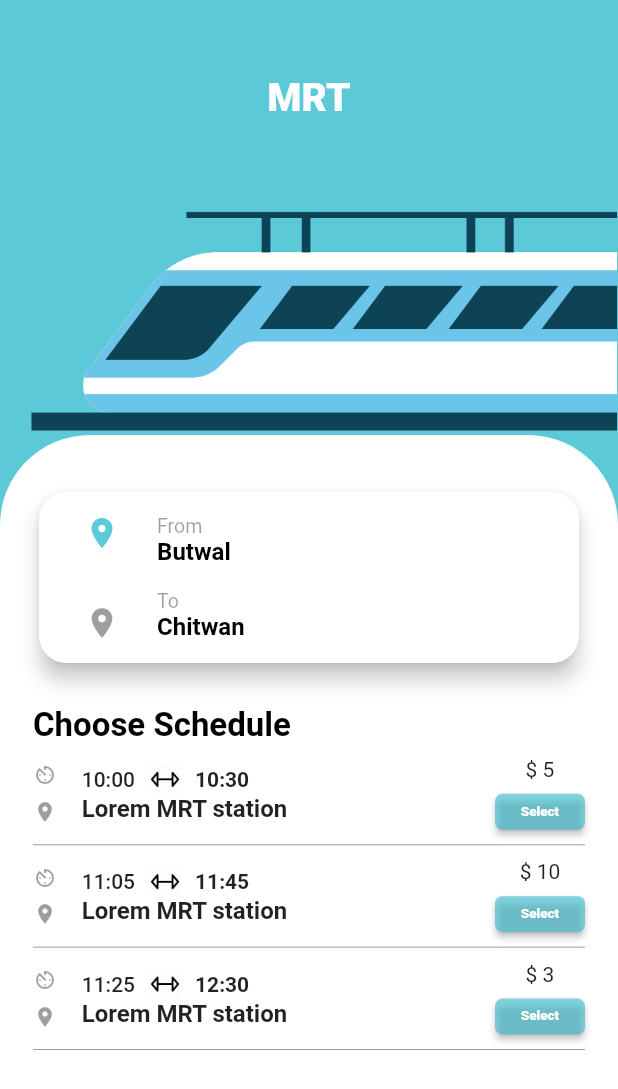
After one commit to NilamPathak578/Assignment10, a Flutter app: the screen it shows after launch, after a tap on "Bus", on a phone screen of 412 x 824 dp. The commit adds this screen. Shown: the top 1089 px of the screen. Run offline on Flutter 3.47's test engine with Material 2 defaults, Android fonts, the phone set to English and light mode, and no system bars; our stand-ins replace font_awesome_flutter.

Commit message:
SecondPage completed

```diff
--- /dev/null
+++ b/lib/Models/Mrtdata.dart
@@ -0,0 +1,15 @@
+import 'package:flutter/material.dart';
+
+class MRTData {
+  final String stime;
+  final String etime;
+  final String dollar;
+
+  MRTData({@required this.stime, @required this.etime, @required this.dollar});
+}
+
+List<MRTData> data = [
+  MRTData(stime: "10:00", etime: "10:30", dollar: "\$ 5"),
+  MRTData(stime: "11:05", etime: "11:45", dollar: "\$ 10"),
+  MRTData(stime: "11:25", etime: "12:30", dollar: "\$ 3"),
+];
--- a/lib/Views/HomePage.dart
+++ b/lib/Views/HomePage.dart
@@ -1,3 +1,4 @@
+import 'package:Travel_app/Views/SecondPage.dart';
 import 'package:flutter/material.dart';
 
 class CardData {
@@ -205,8 +206,13 @@ class _HomePageState extends State<HomePage> {
   }
 
   Widget buildContainer(String text, String image) {
-    return Container(
-      margin: EdgeInsets.symmetric(horizontal: 26, vertical: 6),
+    return FlatButton(
+      onPressed: () {
+        Navigator.push(
+            context, MaterialPageRoute(builder: (context) => SecondPage()));
+      },
+      child: Container(
+        margin: EdgeInsets.symmetric(horizontal: 16, vertical: 6),
         height: MediaQuery.of(context).size.height * 0.21,
         decoration: BoxDecoration(
             color: Color(0xff35BDD0).withOpacity(0.6),
@@ -247,6 +253,7 @@ class _HomePageState extends State<HomePage> {
             Expanded(child: Image.asset(image))
           ],
         ),
+      ),
     );
   }
 }
--- /dev/null
+++ b/lib/Views/SecondPage.dart
@@ -0,0 +1,282 @@
+import 'package:Travel_app/Models/Mrtdata.dart';
+import 'package:Travel_app/Views/Ticket.dart';
+import 'package:flutter/material.dart';
+import 'package:font_awesome_flutter/font_awesome_flutter.dart';
+
+class SecondPage extends StatefulWidget {
+  @override
+  _SecondPageState createState() => _SecondPageState();
+}
+
+class _SecondPageState extends State<SecondPage> {
+  @override
+  Widget build(BuildContext context) {
+    return Scaffold(
+      body: SingleChildScrollView(
+        child: Container(
+          height: MediaQuery.of(context).size.height,
+          width: MediaQuery.of(context).size.width,
+          color: Color(0xff35BDD0).withOpacity(0.8),
+          child: Stack(
+            children: [
+              Positioned(
+                top: 50,
+                right: 1,
+                left: 1,
+                child: Column(
+                  crossAxisAlignment: CrossAxisAlignment.center,
+                  children: [
+                    Text(
+                      "Mrt".toUpperCase(),
+                      style: TextStyle(
+                          color: Colors.white,
+                          fontSize: 26,
+                          fontWeight: FontWeight.w800),
+                    ),
+                    Image.asset("assets/asset2.png")
+                  ],
+                ),
+              ),
+              Positioned(
+                top: 290,
+                child: Container(
+                  height: MediaQuery.of(context).size.height,
+                  width: MediaQuery.of(context).size.width,
+                  decoration: BoxDecoration(
+                      color: Colors.white,
+                      borderRadius: BorderRadius.only(
+                          topLeft: Radius.circular(60),
+                          topRight: Radius.circular(60))),
+                  child: Padding(
+                    padding: const EdgeInsets.symmetric(horizontal: 22.0),
+                    child: Column(
+                      crossAxisAlignment: CrossAxisAlignment.start,
+                      children: [
+                        Padding(
+                          padding: const EdgeInsets.only(
+                              //horizontal: 12.0,
+                              top: 34),
+                          child: Card(
+                            elevation: 6,
+                            // color: Colors.white70,
+                            shape: RoundedRectangleBorder(
+                                borderRadius: BorderRadius.circular(18)),
+                            child: Padding(
+                              padding: const EdgeInsets.symmetric(
+                                  horizontal: 30.0, vertical: 15),
+                              child: Row(
+                                mainAxisAlignment: MainAxisAlignment.start,
+                                children: [
+                                  Column(
+                                    children: [
+                                      Icon(
+                                        Icons.location_on,
+                                        color:
+                                            Color(0xff35BDD0).withOpacity(0.8),
+                                      ),
+                                      VerticalDivider(
+                                        color: Colors.black,
+                                        thickness: 6,
+                                        width: 18,
+                                        indent: 18,
+                                        endIndent: 18,
+                                      ),
+                                      Icon(
+                                        Icons.location_on,
+                                        color: Colors.black38,
+                                      )
+                                    ],
+                                  ),
+                                  SizedBox(
+                                    width: MediaQuery.of(context).size.height *
+                                        0.03,
+                                  ),
+                                  Column(
+                                    crossAxisAlignment:
+                                        CrossAxisAlignment.start,
+                                    children: [
+                                      Text(
+                                        "From",
+                                        style: TextStyle(
+                                            color: Colors.black38,
+                                            fontSize: 13),
+                                      ),
+                                      Text(
+                                        "Butwal",
+                                        style: TextStyle(
+                                            color: Colors.black,
+                                            fontSize: 16,
+                                            fontWeight: FontWeight.w600),
+                                      ),
+                                      Divider(
+                                        thickness: 2,
+                                        color: Colors.red,
+                                        height: 16,
+                                        indent: 100,
+                                        endIndent: 100,
+                                      ),
+                                      Text(
+                                        "To",
+                                        style: TextStyle(
+                                            color: Colors.black38,
+                                            fontSize: 13),
+                                      ),
+                                      Text(
+                                        "Chitwan",
+                                        style: TextStyle(
+                                            color: Colors.black,
+                                            fontSize: 16,
+                                            fontWeight: FontWeight.w600),
+                                      )
+                                    ],
+                                  ),
+                                ],
+                              ),
+                            ),
+                          ),
+                        ),
+                        SizedBox(
+                          height: MediaQuery.of(context).size.height * 0.03,
+                        ),
+                        Text(
+                          "Choose Schedule",
+                          style: TextStyle(
+                              fontSize: 22,
+                              fontWeight: FontWeight.w600,
+                              color: Colors.black),
+                        ),
+                        SizedBox(
+                          height: MediaQuery.of(context).size.height * 0.01,
+                        ),
+                        Column(
+                          children: data
+                              .map((mrtdata) => Column(
+                                    children: [
+                                      Row(
+                                        mainAxisAlignment:
+                                            MainAxisAlignment.start,
+                                        children: [
+                                          Column(
+                                            children: [
+                                              Icon(
+                                                Icons.av_timer,
+                                                color: Colors.black38,
+                                                size: 16,
+                                              ),
+                                              SizedBox(
+                                                height: MediaQuery.of(context)
+                                                        .size
+                                                        .height *
+                                                    0.01,
+                                              ),
+                                              Icon(
+                                                Icons.location_on,
+                                                color: Colors.black38,
+                                                size: 16,
+                                              )
+                                            ],
+                                          ),
+                                          SizedBox(
+                                            width: MediaQuery.of(context)
+                                                    .size
+                                                    .height *
+                                                0.02,
+                                          ),
+                                          Expanded(
+                                            child: Column(
+                                              crossAxisAlignment:
+                                                  CrossAxisAlignment.start,
+                                              children: [
+                                                Row(
+                                                  children: [
+                                                    Text(
+                                                      mrtdata.stime,
+                                                      style: TextStyle(
+                                                          fontSize: 14,
+                                                          fontWeight:
+                                                              FontWeight.w500),
+                                                    ),
+                                                    Image.asset(
+                                                      "assets/arrow.png",
+                                                      //scale: 1,
+                                                      height: 20,
+                                                      width: 40,
+                                                    ),
+                                                    Text(mrtdata.etime,
+                                                        style: TextStyle(
+                                                            fontSize: 14,
+                                                            fontWeight:
+                                                                FontWeight
+                                                                    .w600)),
+                                                  ],
+                                                ),
+                                                Text(
+                                                  "Lorem MRT station",
+                                                  style: TextStyle(
+                                                      fontSize: 16,
+                                                      fontWeight:
+                                                          FontWeight.w600),
+                                                )
+                                              ],
+                                            ),
+                                          ),
+                                          Column(
+                                            children: [
+                                              Text(mrtdata.dollar),
+                                              SizedBox(
+                                                height: MediaQuery.of(context)
+                                                        .size
+                                                        .height *
+                                                    0.01,
+                                              ),
+                                              Container(
+                                                height: 24,
+                                                width: 60,
+                                                child: RaisedButton(
+                                                  color: Color(0xff35BDD0)
+                                                      .withOpacity(0.6),
+                                                  onPressed: () {
+                                                    Navigator.push(
+                                                        context,
+                                                        MaterialPageRoute(
+                                                            builder: (context) =>
+                                                                TicketPage()));
+                                                  },
+                                                  child: Text(
+                                                    "Select",
+                                                    style: TextStyle(
+                                                        fontSize: 9,
+                                                        fontWeight:
+                                                            FontWeight.w900,
+                                                        color: Colors.white),
+                                                  ),
+                                                  shape: RoundedRectangleBorder(
+                                                      borderRadius:
+                                                          BorderRadius.circular(
+                                                              5)),
+                                                ),
+                                              ),
+                                            ],
+                                          ),
+                                        ],
+                                      ),
+                                      Divider(
+                                        height: 20,
+                                        color: Colors.black38,
+                                      ),
+                                    ],
+                                  ))
+                              .toList(),
+                        )
+                      ],
+                    ),
+                  ),
+                ),
+              ),
+            ],
+          ),
+        ),
+      ),
+    );
+  }
+}
--- /dev/null
+++ b/lib/Views/Ticket.dart
@@ -0,0 +1,25 @@
+import 'package:flutter/material.dart';
+
+class TicketPage extends StatelessWidget {
+  @override
+  Widget build(BuildContext context) {
+    return Scaffold(
+      body: Container(
+        height: MediaQuery.of(context).size.height,
+        width: MediaQuery.of(context).size.width,
+        color: Color(0xff35BDD0).withOpacity(0.8),
+        child: Stack(
+          children: [
+            Text(
+              "Ticket",
+              style: TextStyle(
+                  color: Colors.white,
+                  fontSize: 20,
+                  fontWeight: FontWeight.bold),
+            )
+          ],
+        ),
+      ),
+    );
+  }
+}
--- a/pubspec.yaml
+++ b/pubspec.yaml
@@ -28,6 +28,7 @@ dependencies:
   # The following adds the Cupertino Icons font to your application.
   # Use with the CupertinoIcons class for iOS style icons.
   cupertino_icons: ^0.1.3
+  font_awesome_flutter:
 
 dev_dependencies:
   flutter_test:
```
Also changed, not shown: assets/arrow.png (added), pubspec.lock. Lines whose indentation alone changed are shown as unchanged.
